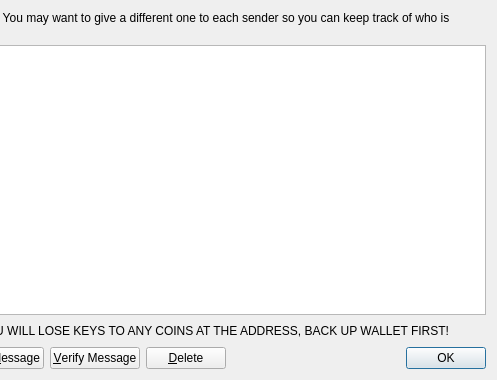
Crestington/Test, file src/qt/forms/addressbookpage.ui: the form before one commit; both pictures show x 324 to 821 and y 0 to 380 of the 821 by 380 pixel window.
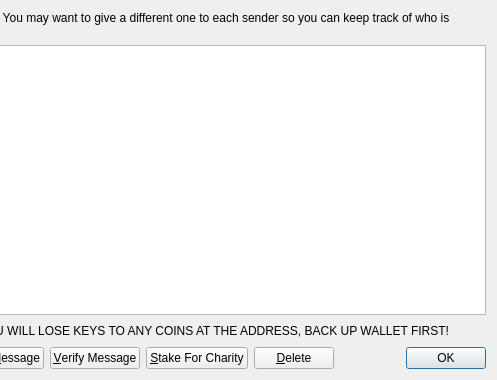
The form after the commit. Icons and pictures are not drawn.

```diff
--- a/src/qt/forms/addressbookpage.ui
+++ b/src/qt/forms/addressbookpage.ui
@@ -131,6 +131,20 @@
        </property>
       </widget>
      </item>
+     <item>
+      <widget class="QPushButton" name="stakeForCharityPushButton">
+       <property name="toolTip">
+        <string>Send a percentage of stake to a specified PayCon address</string>
+       </property>
+       <property name="text">
+        <string>&amp;Stake For Charity</string>
+       </property>
+       <property name="icon">
+        <iconset resource="../bitcoin.qrc">
+         <normaloff>:/icons/send</normaloff>:/icons/send</iconset>
+       </property>
+      </widget>
+     </item>
      <item>
       <widget class="QPushButton" name="deleteButton">
        <property name="toolTip">
```
